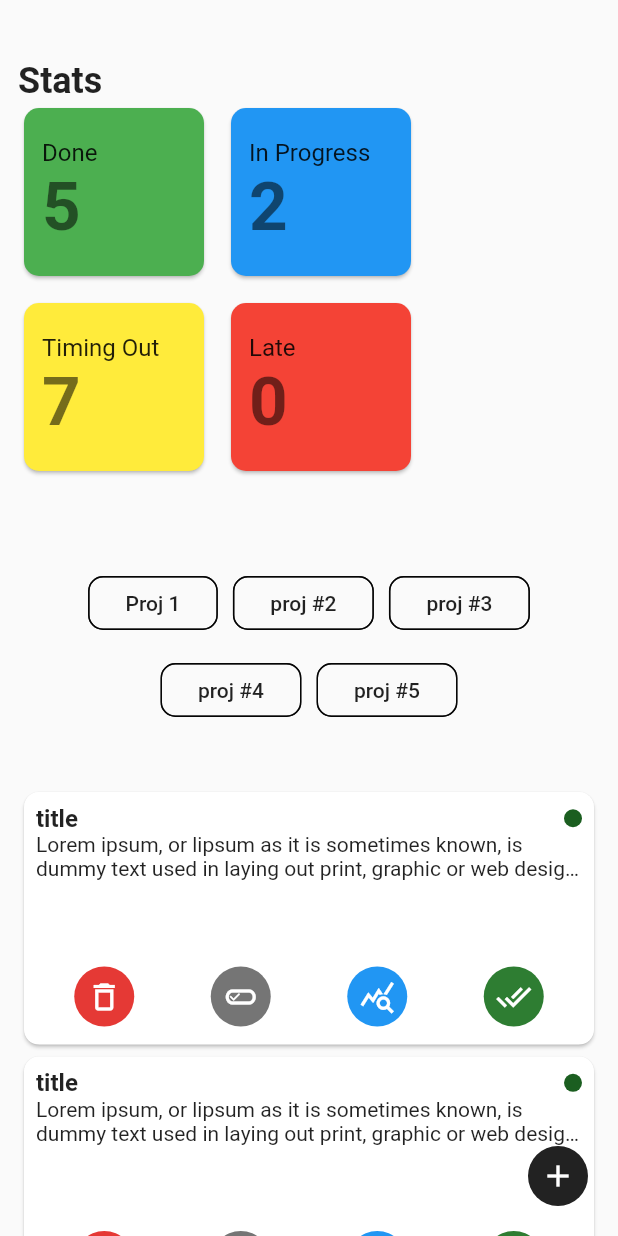
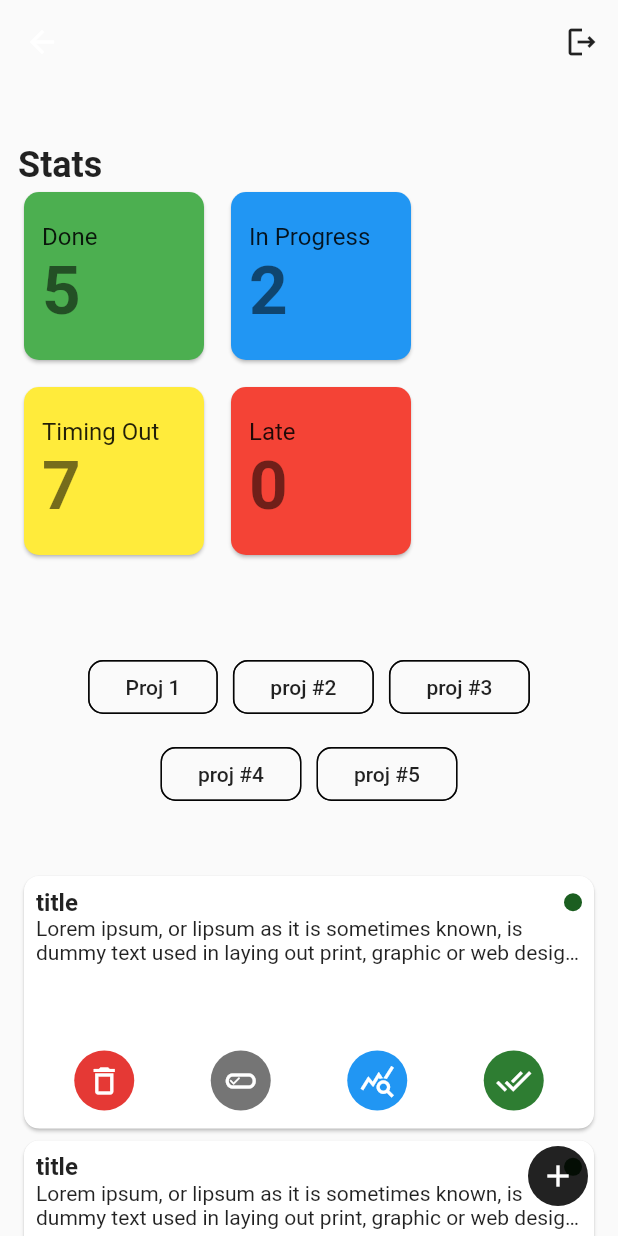
Before and after one commit to efenstakes/oned_m, a Flutter app: the HomeScreen screen opened directly, on a phone screen of 412 x 824 dp. Run offline on Flutter 3.47's test engine with Material 2 defaults, Android fonts, the phone set to English and light mode, and no system bars; our stand-ins replace date_time_picker, firebase_auth, jiffy; missing offline and left inert: dart:ffi; accounts and stored records are empty.

Commit message:
add logout logic and remove unused widgets

```diff
--- a/lib/pages/home/home.screen.dart
+++ b/lib/pages/home/home.screen.dart
@@ -1,9 +1,14 @@
+import 'package:firebase_auth/firebase_auth.dart';
 import 'package:flutter/material.dart';
 import 'package:flutter/src/foundation/key.dart';
 import 'package:flutter/src/widgets/framework.dart';
 import 'package:jiffy/jiffy.dart';
 import 'package:oned_m/models/task.model.dart';
 import 'package:oned_m/pages/login_register/login_register.screen.dart';
+import 'package:oned_m/widgets/stat_card.widget.dart';
+import 'package:oned_m/widgets/task.widget.dart';
+
+
 
 class HomeScreen extends StatefulWidget {
   const HomeScreen({Key? key}) : super(key: key);
@@ -22,11 +27,19 @@ class _HomeScreenState extends State<HomeScreen> {
 
 
     return Scaffold(
-      // appBar: AppBar(
-      //   title: const Text("Home"),
-      //   centerTitle: true,
-      //   elevation: 0,
-      // ),
+      appBar: AppBar(
+        title: null,
+        centerTitle: true,
+        elevation: 0,
+        backgroundColor: Colors.transparent,
+        actions: [
+          IconButton(
+            onPressed: ()=> _logOut(),
+            icon: const Icon(Icons.logout_outlined),
+            color: Colors.black87,
+          ),
+        ],
+      ),
       body: Padding(
         padding: const EdgeInsets.symmetric(horizontal: 12),
         child: ListView(
@@ -148,161 +161,10 @@ class _HomeScreenState extends State<HomeScreen> {
       floatingActionButtonLocation: FloatingActionButtonLocation.endFloat,
     );
   }
-}
 
-class StatCardWidget extends StatelessWidget {
-  String title;
-  int stat;
-  Color backgroundColor;
 
-  StatCardWidget({
-    Key? key,
-    required this.title,
-    required this.stat,
-    required this.backgroundColor,
-  }) : super(key: key);
 
-  @override
-  Widget build(BuildContext context) {
-    return Card(
-      shape: RoundedRectangleBorder(
-        borderRadius: BorderRadius.circular(10),
-      ),
-      color: backgroundColor,
-      child: Container(
-        padding: const EdgeInsets.symmetric(
-          horizontal: 12,
-          vertical: 20,
-        ),
-        constraints: const BoxConstraints(minWidth: 120),
-        child: Column(
-          crossAxisAlignment: CrossAxisAlignment.start,
-          mainAxisAlignment: MainAxisAlignment.start,
-          children: [
-            Text(
-              title,
-              style: Theme.of(context).textTheme.titleMedium!,
-            ),
-
-            Text(
-              stat.toString(),
-              style: Theme.of(context).textTheme.headline3!.copyWith(
-                    fontWeight: FontWeight.bold,
-                  ),
-            ),
-          ],
-        ),
-      ),
-    );
+  Future<void> _logOut() async {
+    FirebaseAuth.instance.signOut();
   }
 }
-
-class TaskWidget extends StatefulWidget {
-  final Task task;
-
-  const TaskWidget({Key? key, required this.task}) : super(key: key);
-
-  @override
-  State<TaskWidget> createState() => _TaskWidgetState();
-}
-
-class _TaskWidgetState extends State<TaskWidget> {
-  @override
-  Widget build(BuildContext context) {
-    Color? color = Colors.green[900];
-
-    if( widget.task.progress > 0 ) {
-      color = Colors.blue[400];
-    }
-    if( widget.task.progress != 100 && Jiffy(widget.task.deadline).isBefore(Jiffy()) ) {
-      color = Colors.orange[300];
-    }
-
-    return Card(
-      shape: RoundedRectangleBorder(
-        borderRadius: BorderRadius.circular(10),
-      ),
-      child: Container(
-        padding: const EdgeInsets.all(8),
-        constraints: const BoxConstraints(
-          maxHeight: 200,
-        ),
-        child: Column(
-          mainAxisAlignment: MainAxisAlignment.start,
-          crossAxisAlignment: CrossAxisAlignment.start,
-          children: [
-            // title and done status
-            Row(
-              mainAxisAlignment: MainAxisAlignment.spaceBetween,
-              children: [
-                Text(
-                  widget.task.title!,
-                  style: Theme.of(context).textTheme.titleMedium!.copyWith(
-                        fontWeight: FontWeight.bold,
-                      ),
-                ),
-                Container(
-                  width: 12,
-                  height: 12,
-                  decoration: BoxDecoration(
-                    shape: BoxShape.circle,
-                    color: color,
-                  ),
-                )
-              ],
-            ),
-
-            // description
-            Text(
-              widget.task.description!,
-              style: Theme.of(context).textTheme.bodyMedium,
-              overflow: TextOverflow.ellipsis,
-              maxLines: 2,
-            ),
-
-            const Spacer(),
-
-            // actions
-            Row(
-              mainAxisAlignment: MainAxisAlignment.spaceAround,
-              children: [
-                FloatingActionButton(
-                  onPressed: () {},
-                  child: const Icon(Icons.delete_outline_outlined),
-                  mini: true,
-                  elevation: 0,
-                  key: Key("delete"),
-                  backgroundColor: Colors.red[600],
-                ),
-                FloatingActionButton(
-                  onPressed: () {},
-                  child: const Icon(Icons.edit_attributes_outlined),
-                  mini: true,
-                  elevation: 0,
-                  key: Key("edit"),
-                  backgroundColor: Colors.black54,
-                ),
-                FloatingActionButton(
-                  onPressed: () {},
-                  child: const Icon(Icons.query_stats),
-                  mini: true,
-                  elevation: 0,
-                  key: Key("set status"),
-                  backgroundColor: Colors.greenAccent[800],
-                ),
-                FloatingActionButton(
-                  onPressed: () {},
-                  child: const Icon(Icons.done_all),
-                  mini: true,
-                  elevation: 0,
-                  key: Key("done"),
-                  backgroundColor: Colors.green[800],
-                ),
-              ],
-            )
-          ],
-        ),
-      ),
-    );
-  }
-}
```
